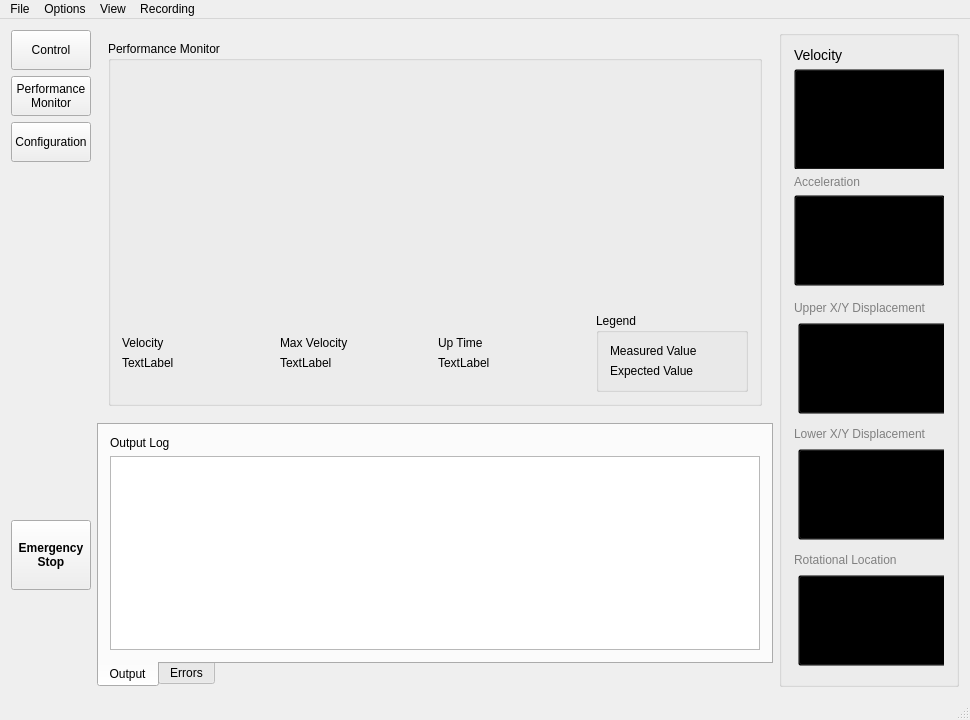
Above: FESS-GUI/mainwindow.ui from FIGS-FESS/FESSGUI before the change. Below: the same form after it.
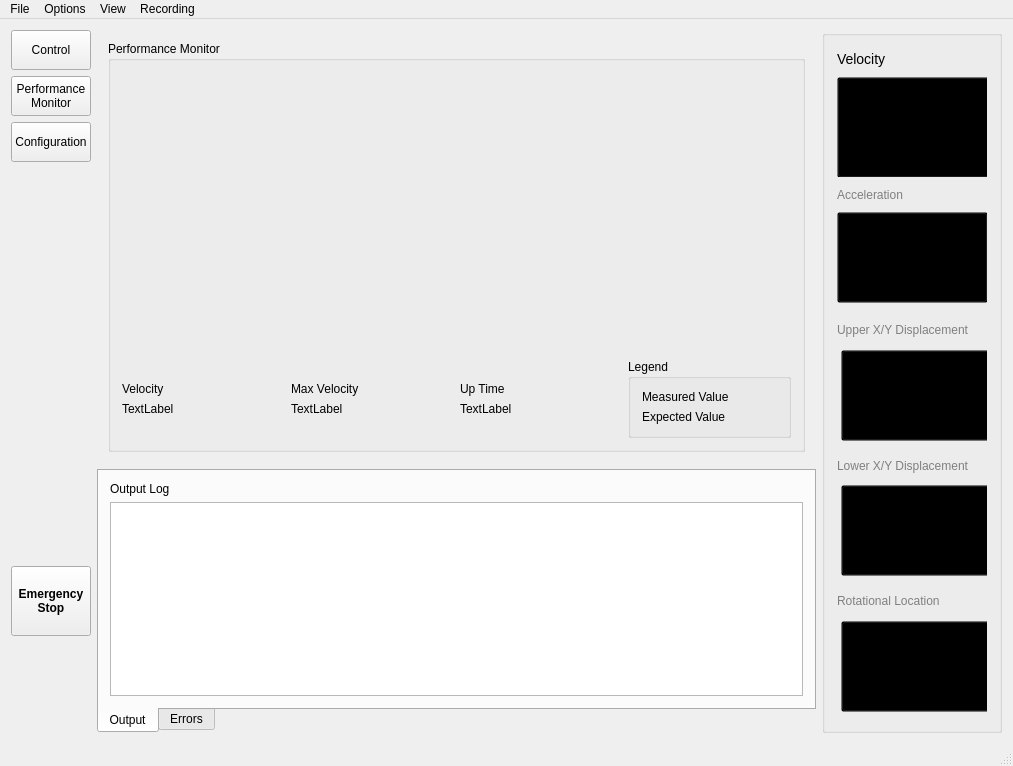
That is the form after the change. Custom widgets are drawn as their Qt base class.

Commit message: Recording buttons now toggle enable

```diff
--- a/FESS-GUI/mainwindow.ui
+++ b/FESS-GUI/mainwindow.ui
@@ -6,8 +6,8 @@
    <rect>
     <x>0</x>
     <y>0</y>
-    <width>970</width>
-    <height>700</height>
+    <width>1013</width>
+    <height>766</height>
    </rect>
   </property>
   <property name="windowTitle">
@@ -752,8 +752,8 @@
     <rect>
      <x>0</x>
      <y>0</y>
-     <width>970</width>
-     <height>21</height>
+     <width>1013</width>
+     <height>31</height>
     </rect>
    </property>
    <widget class="QMenu" name="menuFile">
```
Left out of the diff: 3 changed lines with no effect on the pictures. The commit also changes 5 other files.
